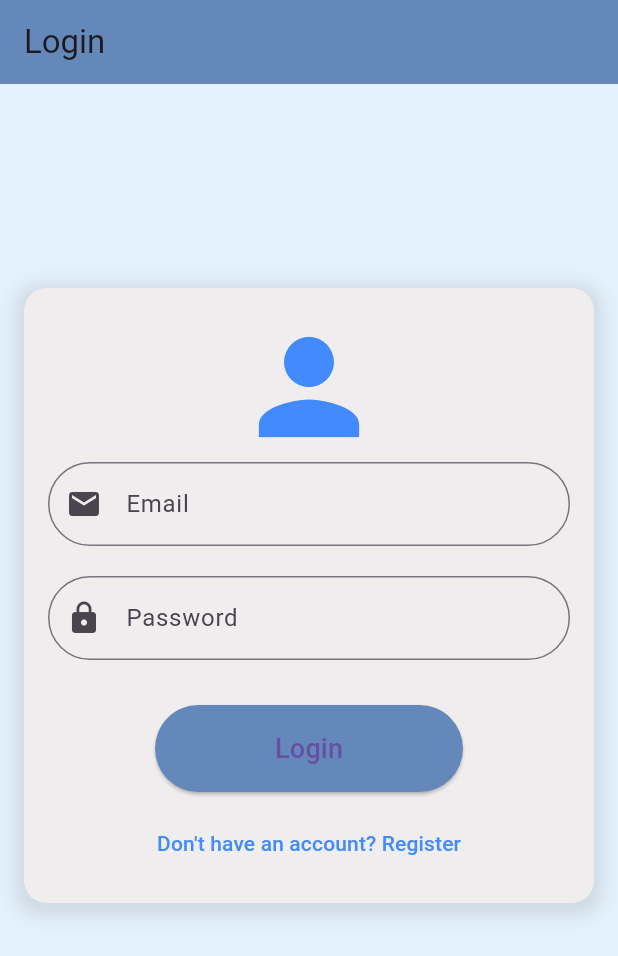
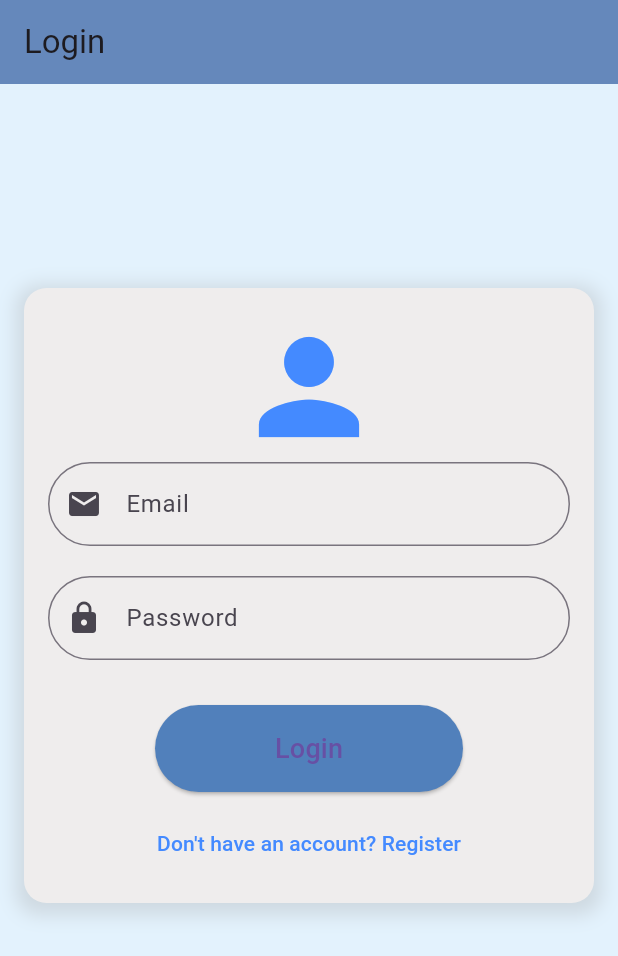
Before and after one commit to AlwinThomas1729/project, a Flutter app: the screen it shows after launch, on a phone screen of 412 x 824 dp. Shown: the top 956 px of the screen. Run offline on Flutter 3.47's test engine with Material 3 defaults, Android fonts, the phone set to English and light mode, and no system bars; our stand-ins replace cloud_firestore, firebase_auth, firebase_core; accounts and stored records are empty.

Commit message:
second commit

```diff
--- a/lib/login_page.dart
+++ b/lib/login_page.dart
@@ -1,3 +1,4 @@
+import 'package:firebase_auth/firebase_auth.dart';
 import 'package:flutter/material.dart';
 import 'register_page.dart';
 
@@ -11,6 +12,12 @@ class LoginPage extends StatefulWidget {
 class _LoginPageState extends State<LoginPage> {
   final TextEditingController _emailController = TextEditingController();
   final TextEditingController _passwordController = TextEditingController();
+
+  Future signIn() async {
+    await FirebaseAuth.instance.signInWithEmailAndPassword(
+        email: _emailController.text.trim(),
+        password: _passwordController.text.trim());
+  }
 
   @override
   Widget build(BuildContext context) {
@@ -74,12 +81,9 @@ class _LoginPageState extends State<LoginPage> {
                     const SizedBox(height: 30),
                     // Login Button
                     ElevatedButton(
-                      onPressed: () {
-                        // Implement login functionality here
-                      },
+                      onPressed: signIn,
                       style: ElevatedButton.styleFrom(
-                        backgroundColor:
-                            const Color.fromARGB(255, 101, 136, 187),
+                        backgroundColor: Color.fromARGB(255, 81, 128, 187),
                         shape: RoundedRectangleBorder(
                           borderRadius: BorderRadius.circular(30),
                         ),
--- a/lib/main.dart
+++ b/lib/main.dart
@@ -1,6 +1,6 @@
 import 'package:firebase_core/firebase_core.dart';
 import 'package:flutter/material.dart';
-import './login_page.dart';
+import 'main_page.dart';
 
 void main() async {
   WidgetsFlutterBinding.ensureInitialized();
@@ -18,7 +18,8 @@ class MyApp extends StatelessWidget {
       theme: ThemeData(
         primarySwatch: Colors.blue,
       ),
-      home: const LoginPage(),
+      debugShowCheckedModeBanner: false,
+      home: const MainPage(),
     );
   }
 }
--- /dev/null
+++ b/lib/main_page.dart
@@ -0,0 +1,24 @@
+import 'package:firebase_auth/firebase_auth.dart';
+import 'package:flutter/material.dart';
+import 'package:pgfindertest/home_page.dart';
+import 'login_page.dart';
+
+class MainPage extends StatelessWidget {
+  const MainPage({super.key});
+
+  @override
+  Widget build(BuildContext context) {
+    return Scaffold(
+      body: StreamBuilder<User?>(
+        stream: FirebaseAuth.instance.authStateChanges(),
+        builder: (context, snapshot) {
+          if (snapshot.hasData) {
+            return const HomePage();
+          } else {
+            return const LoginPage();
+          }
+        },
+      ),
+    );
+  }
+}
```
Also changed, not shown: lib/home_page.dart (+74 -7 lines), lib/register_page.dart (+66 -42 lines).
